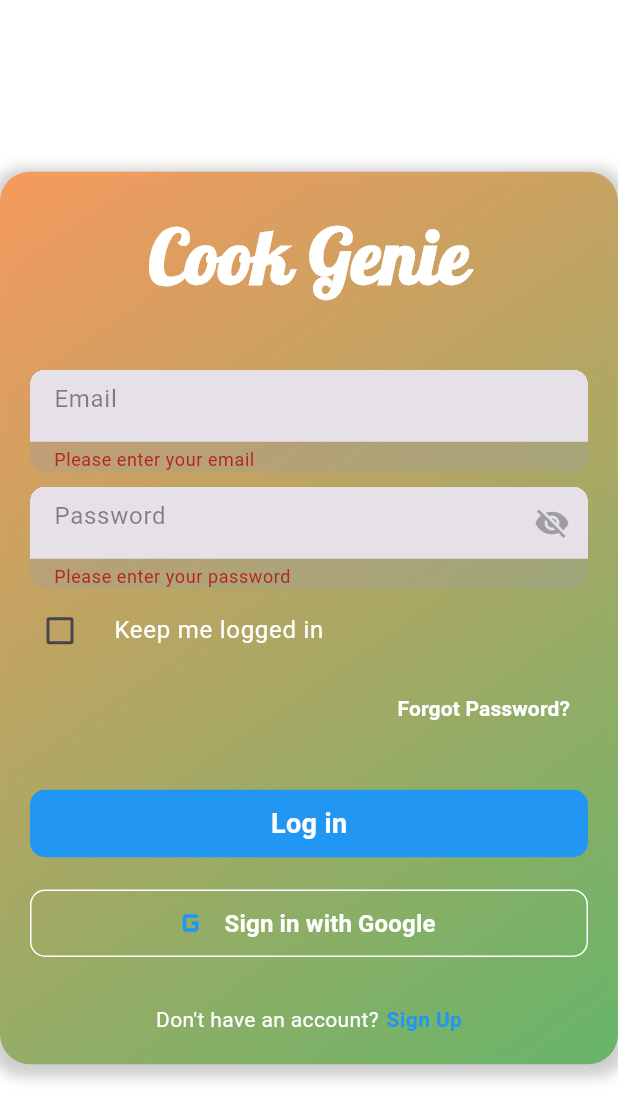
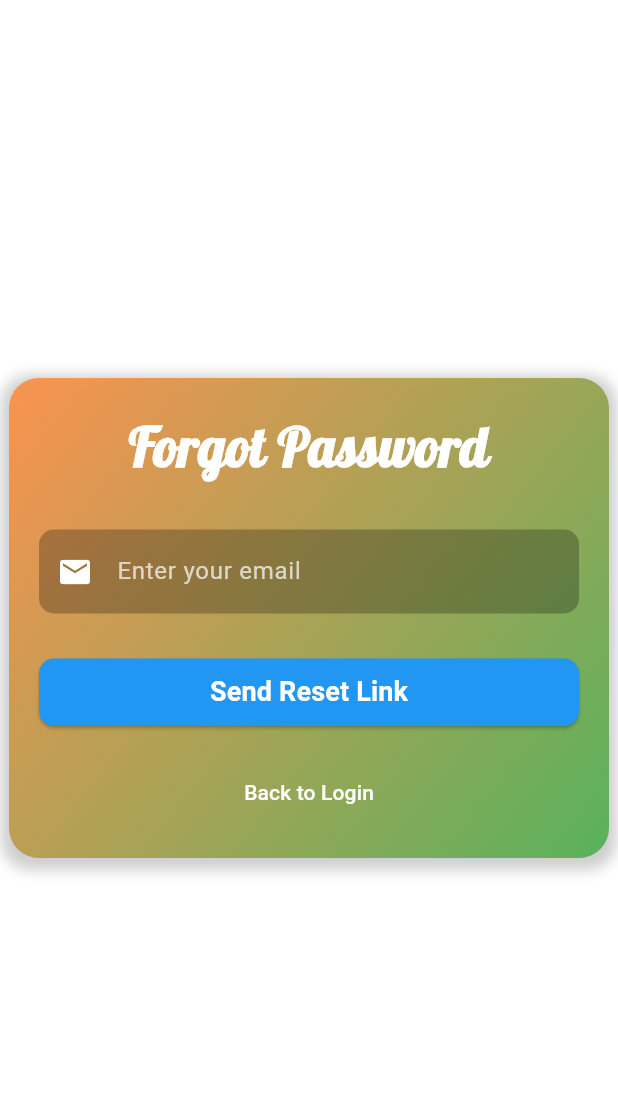
Before and after one commit to FatimaTajamal/FYP, a Flutter app: the LoginScreen screen opened by its route, after a tap on "Forgot Password?", on a phone screen of 412 x 824 dp. Shown: the top 1120 px of the screen. Run offline on Flutter 3.47's test engine with Material 3 defaults, Android fonts, the phone set to English and light mode, and no system bars; our stand-ins replace firebase_auth, firebase_core, flutter_slidable, flutter_tts, fluttertoast, get and 6 more; accounts and stored records are empty.

Commit message:
Forgot Password

```diff
--- /dev/null
+++ b/lib/pages/forgot_password.dart
@@ -0,0 +1,171 @@
+import 'package:flutter/material.dart';
+import 'package:firebase_auth/firebase_auth.dart';
+import 'package:google_fonts/google_fonts.dart';
+import '../global/toast.dart';
+
+class ForgotPasswordScreen extends StatefulWidget {
+  const ForgotPasswordScreen({super.key});
+
+  @override
+  State<ForgotPasswordScreen> createState() => _ForgotPasswordScreenState();
+}
+
+class _ForgotPasswordScreenState extends State<ForgotPasswordScreen> {
+  final _emailController = TextEditingController();
+  final _formKey = GlobalKey<FormState>();
+  bool _isLoading = false;
+
+  Future<void> _resetPassword() async {
+    if (!_formKey.currentState!.validate()) return;
+
+    setState(() => _isLoading = true);
+    try {
+      await FirebaseAuth.instance.sendPasswordResetEmail(
+        email: _emailController.text.trim(),
+      );
+      if (!mounted) return;
+      showToast(
+        message:
+            "Password reset email sent to ${_emailController.text.trim()}",
+      );
+      Navigator.pop(context); // go back to login after success
+    } on FirebaseAuthException catch (e) {
+      print('Password Reset Error: ${e.code} - ${e.message}');
+      showToast(message: _getFriendlyErrorMessage(e));
+    } catch (e) {
+      print('Unexpected Error: $e');
+      showToast(message: "An unexpected error occurred. Please try again.");
+    } finally {
+      setState(() => _isLoading = false);
+    }
+  }
+
+  String _getFriendlyErrorMessage(FirebaseAuthException e) {
+    switch (e.code) {
+      case 'user-not-found':
+        return 'No account found with this email.';
+      case 'invalid-email':
+        return 'Please enter a valid email address.';
+      case 'user-disabled':
+        return 'This account has been disabled.';
+      case 'too-many-requests':
+        return 'Too many attempts. Please try again later.';
+      default:
+        return e.message ?? 'An error occurred. Please try again.';
+    }
+  }
+
+  @override
+  Widget build(BuildContext context) {
+    return Scaffold(
+      backgroundColor: Colors.white,
+      body: Center(
+        child: Container(
+          width: 400,
+          padding: const EdgeInsets.all(20),
+          decoration: BoxDecoration(
+            gradient: LinearGradient(
+              colors: [
+                const Color(0xFFFF8C42).withOpacity(0.9),
+                const Color(0xFF4CAF50).withOpacity(0.9),
+              ],
+              begin: Alignment.topLeft,
+              end: Alignment.bottomRight,
+            ),
+            borderRadius: BorderRadius.circular(20),
+            boxShadow: [
+              BoxShadow(
+                color: Colors.grey.withOpacity(0.5),
+                spreadRadius: 5,
+                blurRadius: 7,
+                offset: const Offset(0, 3),
+              ),
+            ],
+          ),
+          child: Form(
+            key: _formKey,
+            child: Column(
+              mainAxisSize: MainAxisSize.min,
+              children: [
+                Text(
+                  "Forgot Password",
+                  style: GoogleFonts.lobster(
+                    color: Colors.white,
+                    fontSize: 36,
+                    fontWeight: FontWeight.bold,
+                  ),
+                ),
+                const SizedBox(height: 30),
+                TextFormField(
+                  controller: _emailController,
+                  keyboardType: TextInputType.emailAddress,
+                  style: const TextStyle(color: Colors.white),
+                  decoration: InputDecoration(
+                    hintText: "Enter your email",
+                    hintStyle: const TextStyle(color: Colors.white70),
+                    prefixIcon: const Icon(Icons.email, color: Colors.white),
+                    filled: true,
+                    fillColor: Colors.black26,
+                    border: OutlineInputBorder(
+                      borderRadius: BorderRadius.circular(10),
+                      borderSide: BorderSide.none,
+                    ),
+                  ),
+                  validator: (value) {
+                    if (value == null || value.trim().isEmpty) {
+                      return 'Please enter your email';
+                    }
+                    if (!RegExp(
+                      r'^[\w-\.]+@([\w-]+\.)+[\w-]{2,4}$',
+                    ).hasMatch(value)) {
+                      return 'Please enter a valid email address';
+                    }
+                    return null;
+                  },
+                ),
+                const SizedBox(height: 30),
+                _isLoading
+                    ? const CircularProgressIndicator(color: Colors.white)
+                    : SizedBox(
+                        width: double.infinity,
+                        height: 45,
+                        child: ElevatedButton(
+                          onPressed: _resetPassword,
+                          style: ElevatedButton.styleFrom(
+                            backgroundColor: Colors.blue,
+                            shape: RoundedRectangleBorder(
+                              borderRadius: BorderRadius.circular(10),
+                            ),
+                          ),
+                          child: const Text(
+                            "Send Reset Link",
+                            style: TextStyle(
+                              color: Colors.white,
+                              fontSize: 18,
+                              fontWeight: FontWeight.bold,
+                            ),
+                          ),
+                        ),
+                      ),
+                const SizedBox(height: 20),
+                TextButton(
+                  onPressed: () => Navigator.pop(context),
+                  child: const Text(
+                    "Back to Login",
+                    style: TextStyle(color: Colors.white),
+                  ),
+                ),
+              ],
+            ),
+          ),
+        ),
+      ),
+    );
+  }
+
+  @override
+  void dispose() {
+    _emailController.dispose();
+    super.dispose();
+  }
+}
--- a/lib/pages/login_screen.dart
+++ b/lib/pages/login_screen.dart
@@ -8,6 +8,7 @@ import 'signup_screen.dart';
 import '../services/firebase_auth_service.dart';
 import '../widgets/form_container_widget.dart';
 import '../global/toast.dart';
+import 'forgot_password.dart';
 
 class LoginScreen extends StatefulWidget {
   const LoginScreen({super.key});
@@ -210,6 +211,7 @@ class _LoginScreenState extends State<LoginScreen> {
                       }
                       return null;
                     },
+                      onFieldSubmitted: (_) => _signIn(),
                   ),
                   CheckboxListTile(
                     value: _keepLoggedIn,
@@ -226,7 +228,16 @@ class _LoginScreenState extends State<LoginScreen> {
                   Align(
                     alignment: Alignment.centerRight,
                     child: TextButton(
-                      onPressed: _isLoading ? null : _resetPassword,
+                     onPressed: _isLoading
+      ? null
+      : () {
+          Navigator.push(
+            context,
+            MaterialPageRoute(
+              builder: (_) => const ForgotPasswordScreen(),
+            ),
+          );
+        },
         child: const Text(
           'Forgot Password?',
           style: TextStyle(
```
Also changed, not shown: lib/pages/signup_screen.dart (+23 -8 lines), lib/pages/splash_screen.dart (+0 -37 lines). Lines whose indentation alone changed are shown as unchanged.
